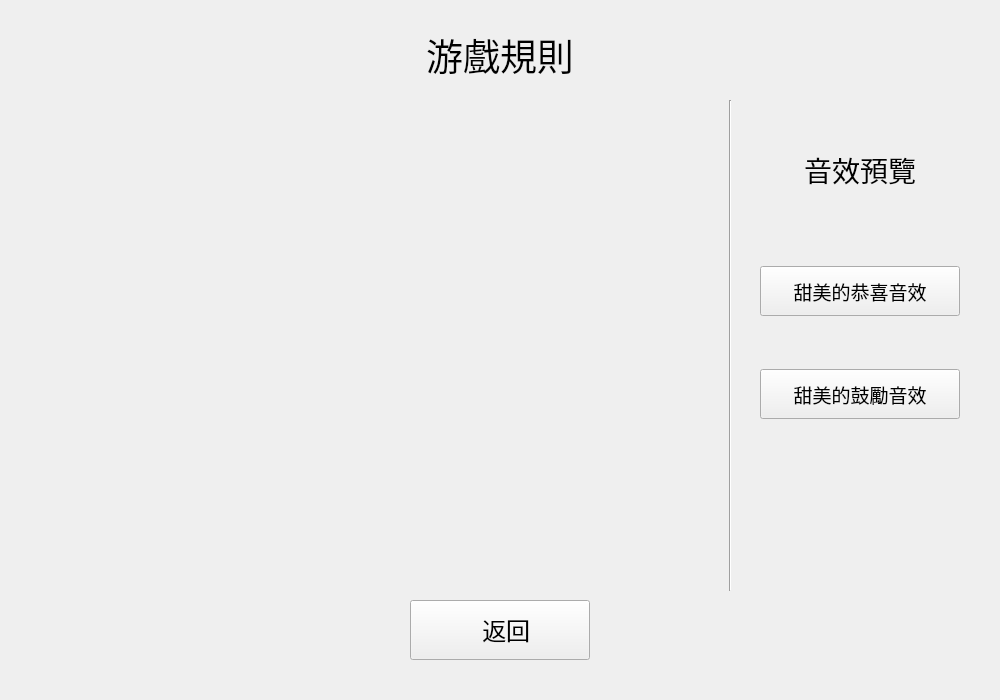
Qt form src/ui/rulewidget.ui (hwc20896/EMProj_CMake) before a commit.
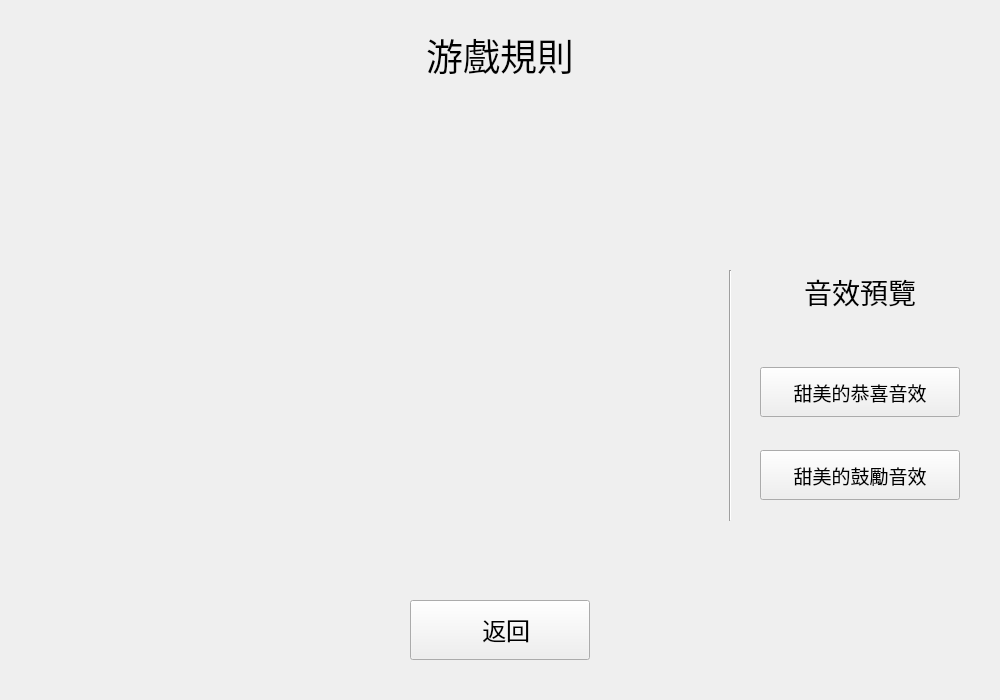
The same form after that commit. Icons and pictures are not drawn.

Commit message: Adjust some widget locations for debugging

What changed in the file:
```diff
--- a/src/ui/rulewidget.ui
+++ b/src/ui/rulewidget.ui
@@ -40,7 +40,7 @@
     <rect>
      <x>35</x>
      <y>110</y>
-     <width>700</width>
+     <width>841</width>
      <height>475</height>
     </rect>
    </property>
@@ -86,7 +86,7 @@
    <property name="geometry">
     <rect>
      <x>760</x>
-     <y>140</y>
+     <y>262</y>
      <width>200</width>
      <height>60</height>
     </rect>
@@ -108,7 +108,7 @@
    <property name="geometry">
     <rect>
      <x>760</x>
-     <y>266</y>
+     <y>367</y>
      <width>200</width>
      <height>50</height>
     </rect>
@@ -126,7 +126,7 @@
    <property name="geometry">
     <rect>
      <x>760</x>
-     <y>369</y>
+     <y>450</y>
      <width>200</width>
      <height>50</height>
     </rect>
@@ -144,9 +144,9 @@
    <property name="geometry">
     <rect>
      <x>720</x>
-     <y>100</y>
+     <y>270</y>
      <width>20</width>
-     <height>491</height>
+     <height>251</height>
     </rect>
    </property>
    <property name="orientation">
```
